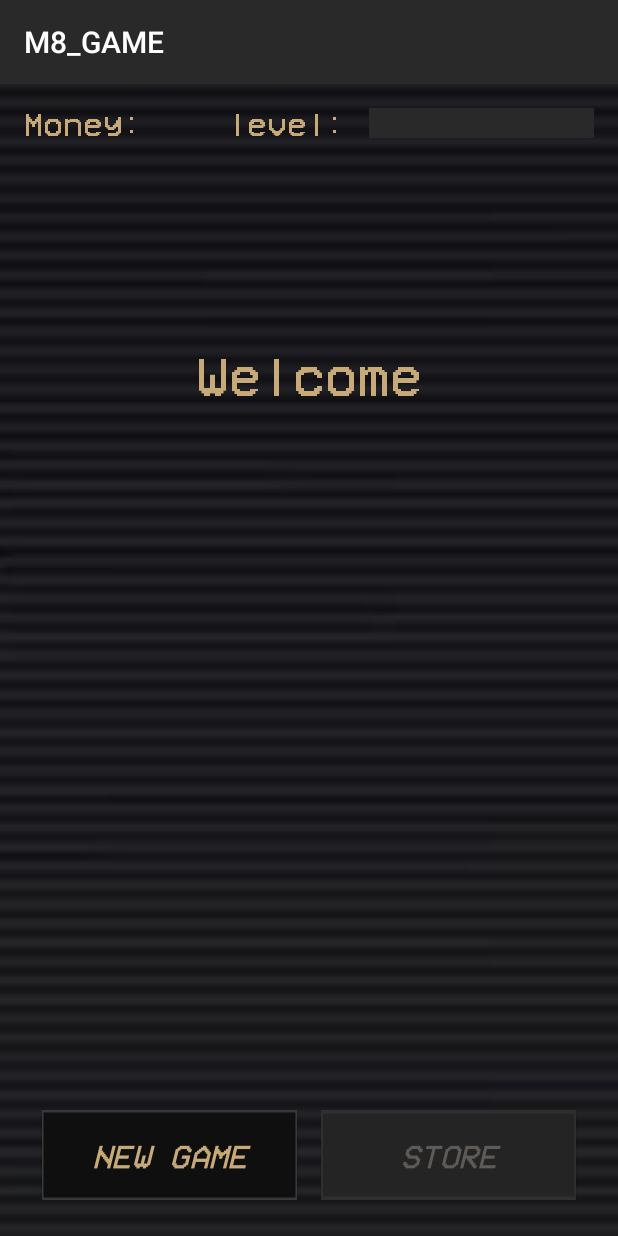
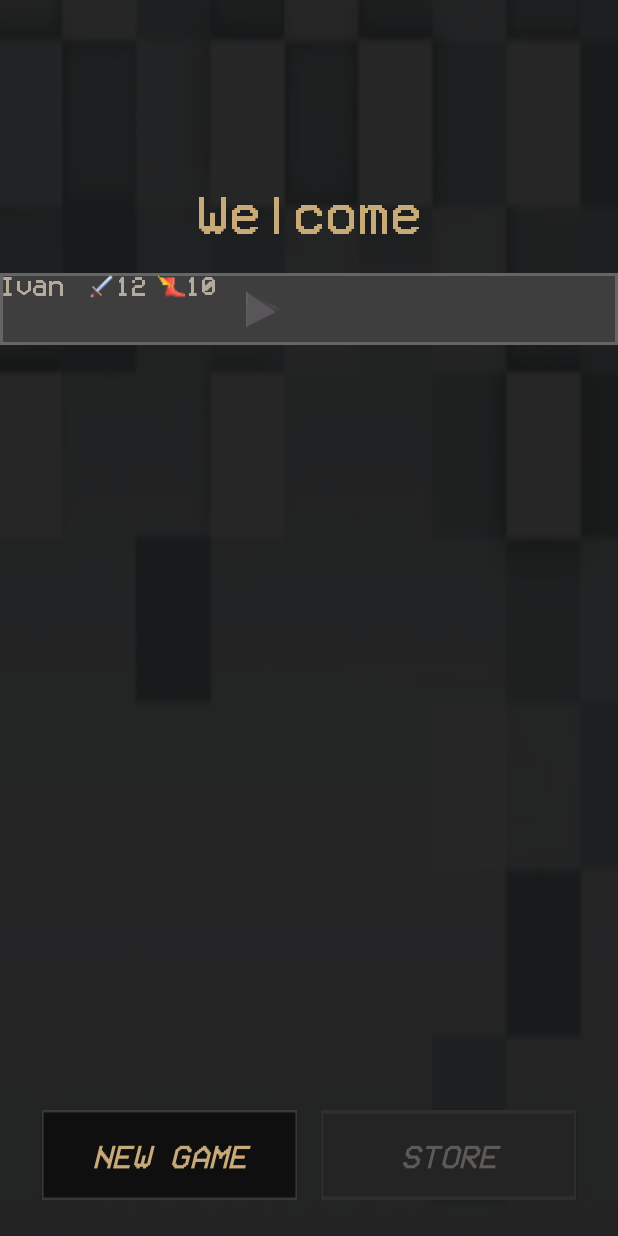
Before and after one commit to creiden47/M8_GAME, an Android app: the MainMenu screen opened directly, with no data from a screen before it, on a phone screen of 412 x 824 dp. Run offline under Robolectric (Android 15) with nearby library versions, the phone set to English and light mode, and no system bars.

Commit message:
More things

```diff
--- a/app/src/main/java/com/example/franciscogarzil/m8_game/Login.java
+++ b/app/src/main/java/com/example/franciscogarzil/m8_game/Login.java
@@ -30,6 +30,7 @@ public class Login extends AppCompatActivity {
     protected void onCreate(Bundle savedInstanceState) {
         super.onCreate(savedInstanceState);
         setContentView(R.layout.login);
+        getSupportActionBar().hide();
         references();
     }
 
@@ -41,7 +42,7 @@ public class Login extends AppCompatActivity {
     public void login(View v) throws ClassNotFoundException {
         Button btnLogin = findViewById(R.id.btnLogin);
         btnLogin.setBackgroundResource(R.drawable.button_selected);
-        btnLogin.setTextColor(getResources().getColor(R.color.colorTextLight));
+        btnLogin.setTextColor(getResources().getColor(R.color.colorTextSelected));
         username = EditTextUsername.getText().toString();
         password = EditTextPassword.getText().toString();
         boolean exists = ConnectorSQL.checkUsername(username, password);
--- a/app/src/main/java/com/example/franciscogarzil/m8_game/MainMenu.java
+++ b/app/src/main/java/com/example/franciscogarzil/m8_game/MainMenu.java
@@ -9,5 +9,7 @@ public class MainMenu extends AppCompatActivity {
     protected void onCreate(Bundle savedInstanceState) {
         super.onCreate(savedInstanceState);
         setContentView(R.layout.activity_main_menu);
+
+        getSupportActionBar().hide();
     }
 }
--- a/app/src/main/res/layout/activity_main_menu.xml
+++ b/app/src/main/res/layout/activity_main_menu.xml
@@ -3,60 +3,111 @@
     xmlns:tools="http://schemas.android.com/tools"
     android:layout_width="match_parent"
     android:layout_height="match_parent"
-    android:background="@drawable/background_main"
+    android:background="@drawable/background2"
     android:orientation="vertical"
     tools:context=".MainMenu">
-
-    <include layout="@layout/topbar"/>
 
     <TextView
         android:id="@+id/welcome_msg"
         android:layout_width="match_parent"
         android:layout_height="wrap_content"
+        android:layout_marginTop="126dp"
+        android:fontFamily="@font/main_font"
         android:text="@string/welcome"
         android:textAlignment="center"
-        android:textSize="36sp"
-        android:layout_marginTop="126dp"
         android:textColor="@color/colorAccent"
-        android:fontFamily="@font/main_font"/>
+        android:textSize="36sp" />
 
-    <ImageView
-        android:id="@+id/character_img"
-        android:layout_marginTop="48dp"
+    <LinearLayout
         android:layout_width="match_parent"
         android:layout_height="wrap_content"
-        android:contentDescription="@string/contentDescCharacterImg" />
+        android:layout_marginTop="24dp"
+        android:background="@drawable/card_background"
+        android:orientation="horizontal">
+
+
+        <TextView
+            android:layout_width="wrap_content"
+            android:layout_height="wrap_content"
+            android:layout_marginEnd="16dp"
+            android:layout_marginRight="16dp"
+            android:fontFamily="@font/main_font"
+            android:text="Ivan"
+            android:textAlignment="center"
+            android:textColor="@color/colorTextLight"
+            android:textSize="18sp" />
+
+
+        <ImageView
+            android:layout_width="wrap_content"
+            android:layout_height="wrap_content"
+            android:src="@drawable/damage_icon" />
+
+        <TextView
+            android:layout_width="wrap_content"
+            android:layout_height="wrap_content"
+            android:layout_marginEnd="8dp"
+            android:layout_marginRight="8dp"
+            android:fontFamily="@font/main_font"
+            android:text="12"
+            android:textColor="@color/colorTextLight"
+            android:textSize="18sp" />
+
+        <ImageView
+            android:layout_width="wrap_content"
+            android:layout_height="wrap_content"
+            android:src="@drawable/dexterity_icon" />
+
+        <TextView
+            android:layout_width="wrap_content"
+            android:layout_height="wrap_content"
+            android:layout_marginEnd="8dp"
+            android:layout_marginRight="8dp"
+            android:fontFamily="@font/main_font"
+            android:text="10"
+            android:textColor="@color/colorTextLight"
+            android:textSize="18sp" />
+
+        <ImageButton
+            android:layout_width="48dp"
+            android:layout_height="48dp"
+            android:layout_gravity="end"
+            android:foregroundGravity="center"
+            android:background="@android:color/transparent"
+            android:src="@drawable/play_icon" />
+    </LinearLayout>
 
     <LinearLayout
         android:layout_width="match_parent"
         android:layout_height="0dip"
+        android:layout_marginBottom="24dp"
         android:layout_weight="1"
         android:gravity="center|bottom"
-        android:layout_marginBottom="24dp"
         android:orientation="horizontal">
 
         <Button
             android:layout_width="170dp"
             android:layout_height="60dp"
             android:layout_gravity="bottom"
+            android:layout_marginEnd="16dp"
+            android:layout_marginRight="16dp"
             android:background="@drawable/button"
+            android:fontFamily="@font/font_main"
             android:text="NEW GAME"
-            android:textStyle="italic"
-            android:fontFamily="@font/font_main"
             android:textColor="@color/colorAccent"
-            android:layout_marginRight="16dp"
             android:textSize="22sp"
-            android:layout_marginEnd="16dp" />
+            android:textStyle="italic" />
+
         <Button
             android:layout_width="170dp"
             android:layout_height="60dp"
             android:layout_gravity="bottom"
             android:background="@drawable/button_disabled"
+            android:fontFamily="@font/font_main"
             android:text="STORE"
-            android:textStyle="italic"
-            android:fontFamily="@font/font_main"
             android:textColor="@color/colorDisabled"
-            android:textSize="22sp" />
+            android:textSize="22sp"
+            android:textStyle="italic" />
     </LinearLayout>
 
 </LinearLayout>
--- a/app/src/main/res/layout/store_main.xml
+++ b/app/src/main/res/layout/store_main.xml
@@ -43,7 +43,7 @@
                 android:layout_weight="1"
                 android:background="@drawable/button"
                 android:fontFamily="@font/main_font"
-                android:text="@string/habilities"
+                android:text="@string/skills"
                 android:textColor="@color/colorAccent"
                 android:textStyle="italic" />
         </LinearLayout>
--- a/app/src/main/res/values/strings.xml
+++ b/app/src/main/res/values/strings.xml
@@ -11,9 +11,10 @@
     <string name="level">level: </string>
     <string name="money">Money:</string>
     <string name="store">STORE</string>
-    <string name="habilities">HABILITIES</string>
+    <string name="skills">skills</string>
     <string name="store_title">Buy Something</string>
     <string name="item_name">Sword</string>
     <string name="item_price">200</string>
     <string name="item_type">Weapons</string>
+    <string name="fragment_skills_title">Upgrade Skills</string>
 </resources>
```
Also changed, not shown: app/src/main/res/drawable/fragment_skills_bg.xml (added, +12 -0 lines), app/src/main/res/layout/activity_main_menu2.xml (added, +62 -0 lines), app/src/main/res/layout/fragment_skills.xml (+19 -6 lines), app/libs/jtds-1.3.1.jar (added), app/src/main/res/drawable/background2.png (added), app/src/main/res/drawable/play_icon.png (added).
